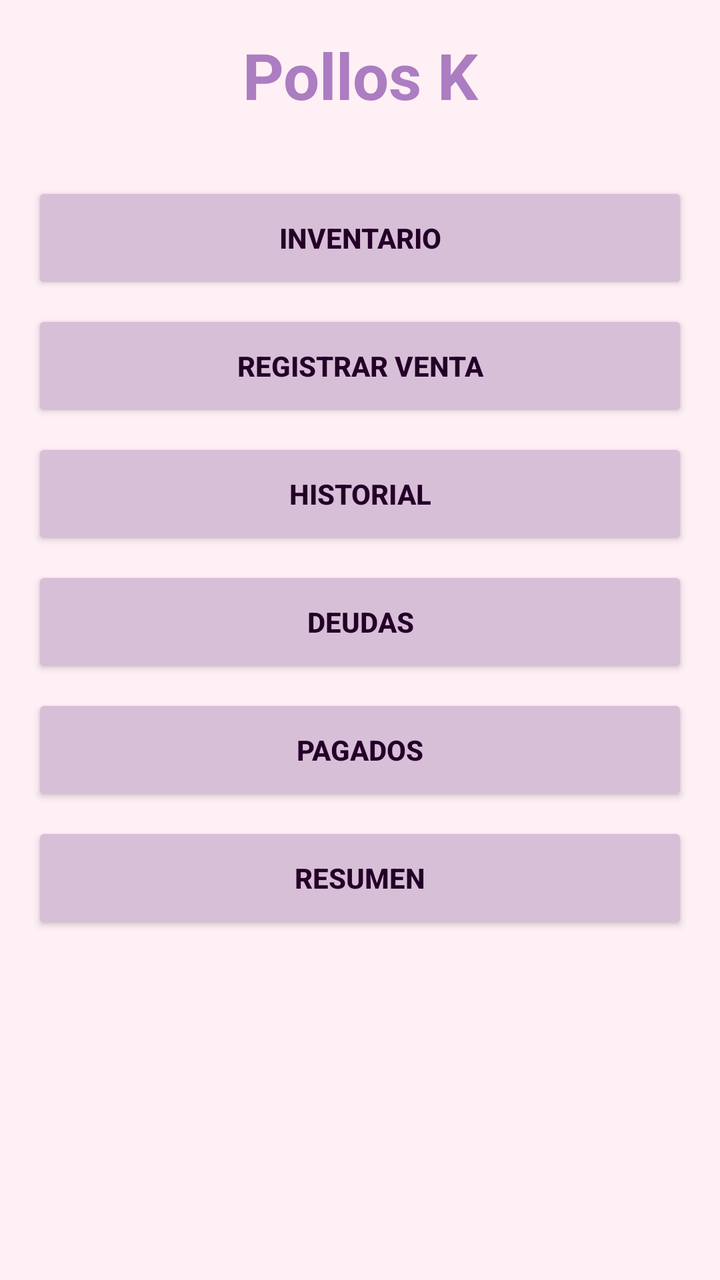
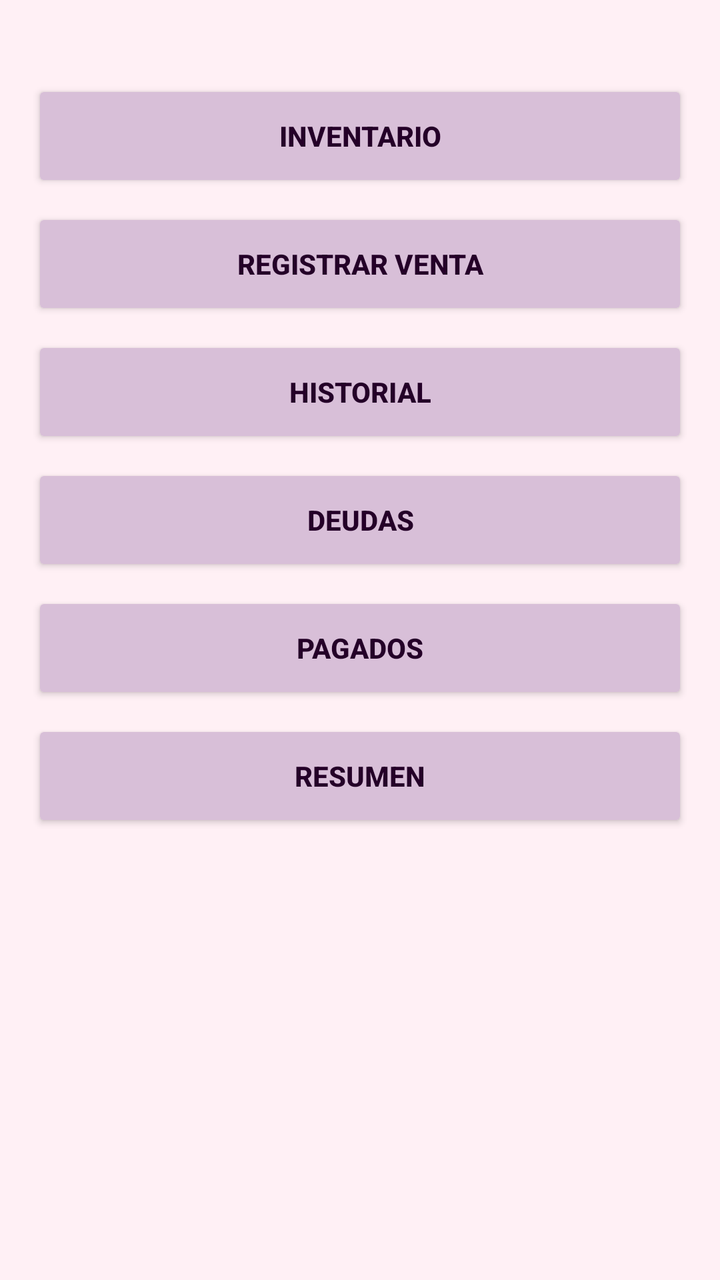

An Android layout rendered at two revisions. The XML below is the earlier revision; the diff shows what the commit changed to produce the second picture.
<!-- AndroidManifest.xml: application theme AppTheme -->
<!-- res/layout/activity_main.xml -->
<?xml version="1.0" encoding="utf-8"?>
<ScrollView xmlns:android="http://schemas.android.com/apk/res/android"
    android:layout_width="match_parent"
    android:layout_height="match_parent"
    android:background="@color/fondo"
    android:padding="16dp">

    <LinearLayout
        android:layout_width="match_parent"
        android:layout_height="wrap_content"
        android:orientation="vertical">

        <TextView
            android:id="@+id/tvTitulo"
            android:layout_width="match_parent"
            android:layout_height="wrap_content"
            android:text="Pollos K"
            android:textSize="32sp"
            android:textColor="@color/acento"
            android:textStyle="bold"
            android:gravity="center"
            android:paddingBottom="32dp"/>

        <Button
            android:id="@+id/btnInventario"
            style="@style/BotonPrincipal"
            android:layout_width="match_parent"
            android:layout_height="56dp"
            android:text="Inventario"/>

        <Button
            android:id="@+id/btnVender"
            style="@style/BotonPrincipal"
            android:layout_width="match_parent"
            android:layout_height="56dp"
            android:layout_marginTop="8dp"
            android:text="Registrar venta"/>

        <Button
            android:id="@+id/btnHistorial"
            style="@style/BotonPrincipal"
            android:layout_width="match_parent"
            android:layout_height="56dp"
            android:layout_marginTop="8dp"
            android:text="Historial"/>

        <Button
            android:id="@+id/btnDeudas"
            style="@style/BotonPrincipal"
            android:layout_width="match_parent"
            android:layout_height="56dp"
            android:layout_marginTop="8dp"
            android:text="Deudas"/>

        <Button
            android:id="@+id/btnPagados"
            style="@style/BotonPrincipal"
            android:layout_width="match_parent"
            android:layout_height="56dp"
            android:layout_marginTop="8dp"
            android:text="Pagados"/>

        <Button
            android:id="@+id/btnResumen"
            style="@style/BotonPrincipal"
            android:layout_width="match_parent"
            android:layout_height="56dp"
            android:layout_marginTop="8dp"
            android:text="Resumen"/>
    </LinearLayout>
</ScrollView>
<!-- resources referenced by this layout -->
<resources>
  <color name="acento">#AC7DC1</color>
  <color name="fondo">#FFF0F5</color>
  <style name="BotonPrincipal" parent="@android:style/Widget.Material.Button">
          <item name="android:backgroundTint">#D8BFD8</item>
          <item name="android:textColor">#240028</item>
          <item name="android:textStyle">bold</item>
      </style>
  <style name="AppTheme" parent="@android:style/Theme.Material.Light.DarkActionBar">
          <item name="android:colorPrimary">#AC7DC1</item>
          <item name="android:colorPrimaryDark">#240028</item>
          <item name="android:colorAccent">#AC7DC1</item>
          <item name="android:windowBackground">#FFF0F5</item>
          <item name="android:textColorPrimary">#240028</item>
          <item name="android:textColorSecondary">#6E5B72</item>
      </style>
</resources>

<!-- the commit's change to res/layout/activity_main.xml (unified diff, before → after) -->
@@ -8,18 +8,8 @@
     <LinearLayout
         android:layout_width="match_parent"
         android:layout_height="wrap_content"
-        android:orientation="vertical">
-
-        <TextView
-            android:id="@+id/tvTitulo"
-            android:layout_width="match_parent"
-            android:layout_height="wrap_content"
-            android:text="Pollos K"
-            android:textSize="32sp"
-            android:textColor="@color/acento"
-            android:textStyle="bold"
-            android:gravity="center"
-            android:paddingBottom="32dp"/>
+        android:orientation="vertical"
+        android:paddingTop="24dp">
 
         <Button
             android:id="@+id/btnInventario"
<!-- resource entries referenced after the edit -->
@@ -1,6 +1,5 @@
 <!-- resources referenced by this layout -->
 <resources>
-  <color name="acento">#AC7DC1</color>
   <color name="fondo">#FFF0F5</color>
   <style name="BotonPrincipal" parent="@android:style/Widget.Material.Button">
           <item name="android:backgroundTint">#D8BFD8</item>
